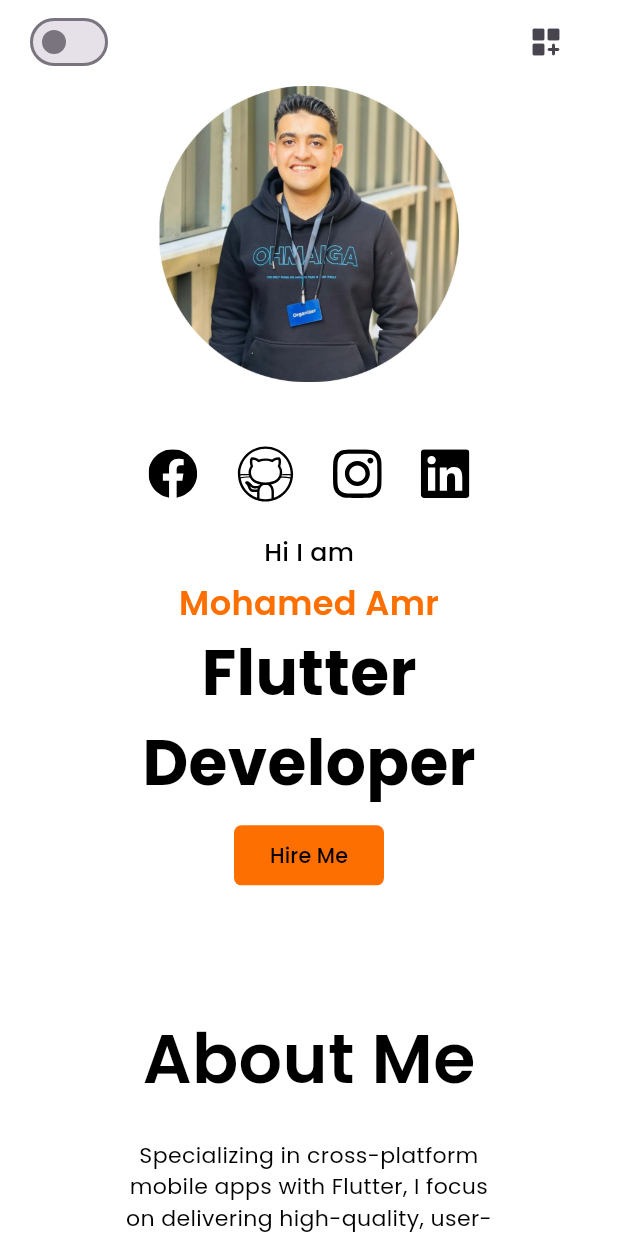
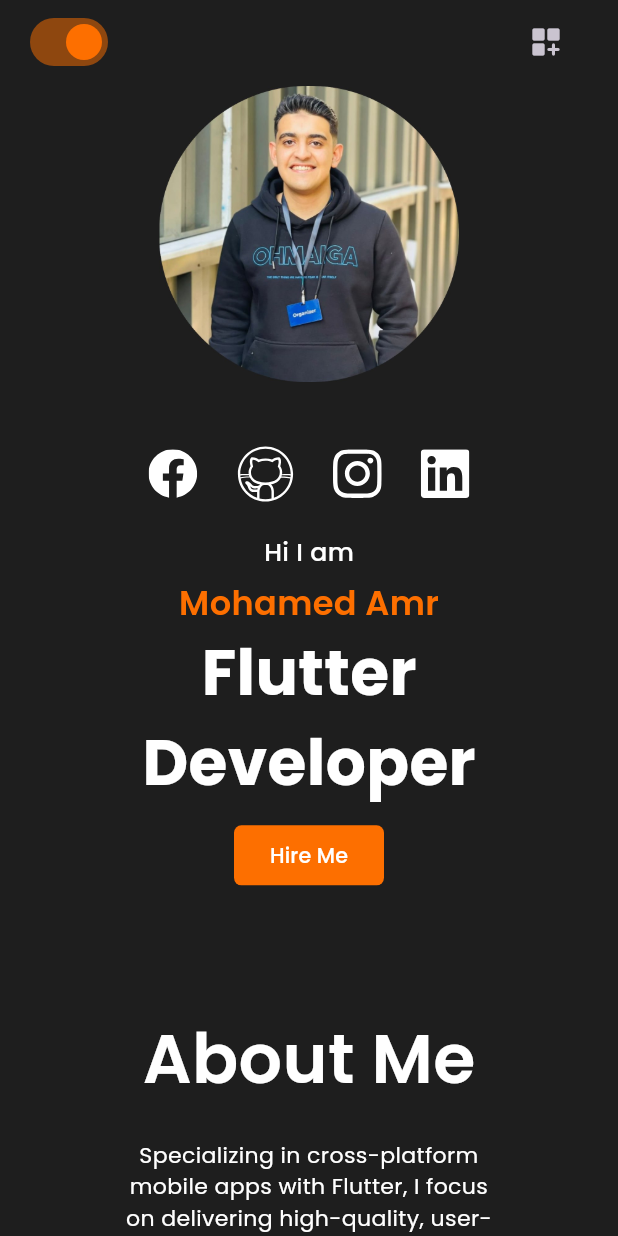
Before and after one commit to mohamedamr77/portfolio, a Flutter app: the screen it shows after launch, on a phone screen of 412 x 824 dp. Run offline on Flutter 3.47's test engine with Material 3 defaults, Android fonts, the phone set to English and light mode, and no system bars; our stand-ins replace carousel_slider, device_preview, flutter_bloc, flutter_svg, fluttertoast, hive and 2 more; missing offline and left inert: flutter_sms, mailer; accounts and stored records are empty.

Commit message:
make initial theme dark

```diff
--- a/lib/core/cubit/theme/get_cubit.dart
+++ b/lib/core/cubit/theme/get_cubit.dart
@@ -6,7 +6,7 @@ import 'get_state.dart';
 
 class GetThemeCubit extends Cubit<GetThemeState> {
   GetThemeCubit() : super(GetThemeState());
-  bool isDark = false;
+  bool isDark = true;
 
   void initTheme() {
     if (state is ChangeThemingState) {
@@ -15,7 +15,7 @@ class GetThemeCubit extends Cubit<GetThemeState> {
     var box = Hive.box(BoxApp.kThemeBox);
     final isDark = box.get(
       "isDark",
-      defaultValue: false,
+      defaultValue: true,
     );
     this.isDark = isDark;
     emit(ChangeThemingState());
@@ -30,6 +30,6 @@ class GetThemeCubit extends Cubit<GetThemeState> {
 
   setSwitchValueFromHive() {
     var box = Hive.box(BoxApp.kThemeBox);
-    isDark = box.get('isDark') ?? false;
+    isDark = box.get('isDark') ?? true;
   }
 }
--- a/lib/feature/dashboard/preseantation/view/widget/app_bar/button_swtich_theme.dart
+++ b/lib/feature/dashboard/preseantation/view/widget/app_bar/button_swtich_theme.dart
@@ -16,7 +16,7 @@ class ButtonSwitchTheme extends StatelessWidget {
         return Switch(
             // activeTrackColor: Theme.of(context).primaryColor,
             activeColor: AppSharedColors.accentOrange,
-            value: Hive.box(BoxApp.kThemeBox).get('isDark') ?? false,
+            value: Hive.box(BoxApp.kThemeBox).get('isDark') ?? true,
             onChanged: (value) {
               BlocProvider.of<GetThemeCubit>(context).changeTheme(value);
             });
--- a/lib/feature/dashboard/preseantation/view/widget/introduction_section/profile_image.dart
+++ b/lib/feature/dashboard/preseantation/view/widget/introduction_section/profile_image.dart
@@ -17,8 +17,7 @@ class ProfileImage extends StatelessWidget {
       builder: (context, state) {
         return Image(
           image: AssetImage(
-            Hive.box(BoxApp.kThemeBox).get('isDark') == true ||
-                    BlocProvider.of<GetThemeCubit>(context).isDark
+            Hive.box(BoxApp.kThemeBox).get('isDark')  == null || Hive.box(BoxApp.kThemeBox).get('isDark') == true
                 ? AppImages.moAmrCircleBlack
                 : AppImages.moAmrCircleWhite,
           ),
--- a/lib/main.dart
+++ b/lib/main.dart
@@ -51,8 +51,9 @@ class MyApp extends StatelessWidget {
                 debugShowCheckedModeBanner: false,
                 theme: lightMode,
                 darkTheme: darkMode,
-                themeMode: Hive.box(BoxApp.kThemeBox).get('isDark') == true
-                    ? ThemeMode.dark
+                themeMode: Hive.box(BoxApp.kThemeBox).get('isDark') == null ||
+                    Hive.box(BoxApp.kThemeBox).get('isDark') == true
+                ? ThemeMode.dark
                     : ThemeMode.light,
                 navigatorKey: NavigationManager.navigationKey,
                 routes: AppRouter.routes,
```
